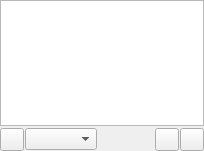
This is gui/albumspage.ui in CDrummond/cantata as Qt 5 draws it before an edit. The edited form follows.
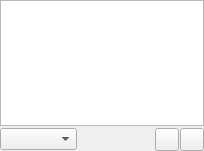
This is the edited form. Custom widgets are drawn as their Qt base class.

Commit message: Remove refresh buttons in status bar, and place into main menu. Also, prompt for confirmation before perforing refresh.

The edit to the form file:
```diff
--- a/gui/albumspage.ui
+++ b/gui/albumspage.ui
@@ -46,9 +46,6 @@
      <property name="bottomMargin">
       <number>0</number>
      </property>
-     <item>
-      <widget class="ToolButton" name="libraryUpdate"/>
-     </item>
      <item>
       <widget class="GenreCombo" name="genreCombo"/>
      </item>
```
The commit also changes 11 other files.
